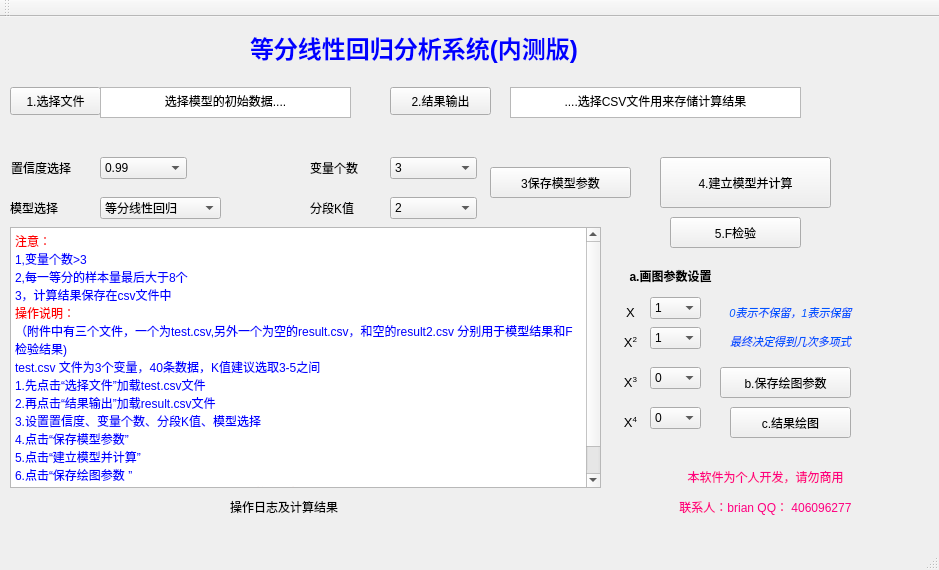
First picture: the form in mainwindow.ui, repository brainliu/DFLMmodels, before the edit.
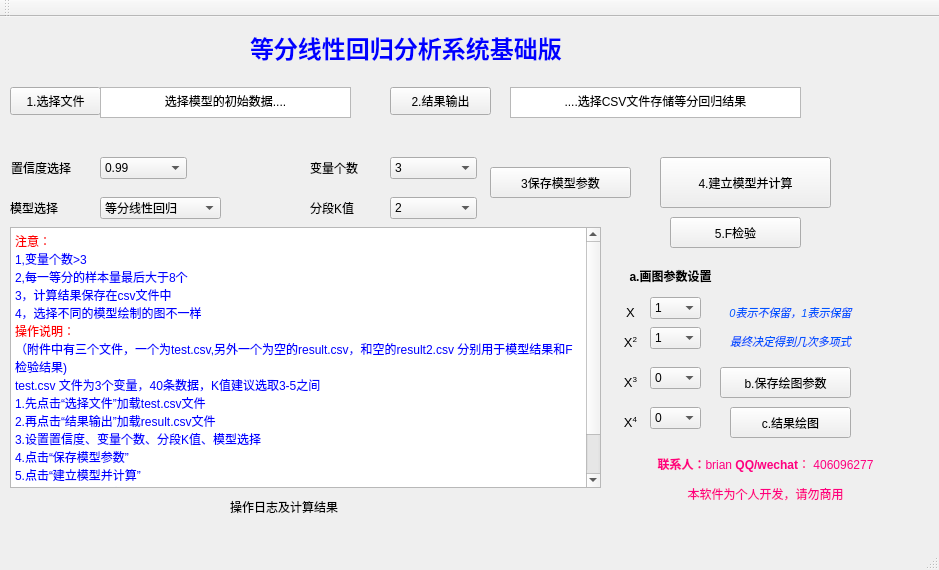
Second picture: the form after the edit.

Commit message: V2版本修改了，主文件为DEMODELS.py 增加了置信区间画图函数的选择以及F检验

What changed in the file:
```diff
--- a/mainwindow.ui
+++ b/mainwindow.ui
@@ -54,7 +54,7 @@
      </rect>
     </property>
     <property name="text">
-     <string>&lt;html&gt;&lt;head/&gt;&lt;body&gt;&lt;p&gt;&lt;span style=&quot; font-size:18pt; font-weight:600; color:#0000ff;&quot;&gt;等分线性回归分析系统(内测版)&lt;/span&gt;&lt;/p&gt;&lt;/body&gt;&lt;/html&gt;</string>
+     <string>&lt;html&gt;&lt;head/&gt;&lt;body&gt;&lt;p&gt;&lt;span style=&quot; font-size:18pt; font-weight:600; color:#0000ff;&quot;&gt;等分线性回归分析系统基础版&lt;/span&gt;&lt;/p&gt;&lt;/body&gt;&lt;/html&gt;</string>
     </property>
    </widget>
    <widget class="QPushButton" name="pushButton_2">
@@ -235,7 +235,7 @@
 &lt;html&gt;&lt;head&gt;&lt;meta name=&quot;qrichtext&quot; content=&quot;1&quot; /&gt;&lt;style type=&quot;text/css&quot;&gt;
 p, li { white-space: pre-wrap; }
 &lt;/style&gt;&lt;/head&gt;&lt;body style=&quot; font-family:'SimSun'; font-size:9pt; font-weight:400; font-style:normal;&quot;&gt;
-&lt;p align=&quot;center&quot; style=&quot; margin-top:0px; margin-bottom:0px; margin-left:0px; margin-right:0px; -qt-block-indent:0; text-indent:0px;&quot;&gt;....选择CSV文件用来存储计算结果&lt;/p&gt;&lt;/body&gt;&lt;/html&gt;</string>
+&lt;p align=&quot;center&quot; style=&quot; margin-top:0px; margin-bottom:0px; margin-left:0px; margin-right:0px; -qt-block-indent:0; text-indent:0px;&quot;&gt;....选择CSV文件存储等分回归结果&lt;/p&gt;&lt;/body&gt;&lt;/html&gt;</string>
     </property>
    </widget>
    <widget class="QLabel" name="label_4">
@@ -302,6 +302,7 @@
 &lt;p style=&quot; margin-top:0px; margin-bottom:0px; margin-left:0px; margin-right:0px; -qt-block-indent:0; text-indent:0px;&quot;&gt;&lt;span style=&quot; color:#0000ff;&quot;&gt;1,变量个数&amp;gt;3&lt;/span&gt;&lt;/p&gt;
 &lt;p style=&quot; margin-top:0px; margin-bottom:0px; margin-left:0px; margin-right:0px; -qt-block-indent:0; text-indent:0px;&quot;&gt;&lt;span style=&quot; color:#0000ff;&quot;&gt;2,每一等分的样本量最后大于8个&lt;/span&gt;&lt;/p&gt;
 &lt;p style=&quot; margin-top:0px; margin-bottom:0px; margin-left:0px; margin-right:0px; -qt-block-indent:0; text-indent:0px;&quot;&gt;&lt;span style=&quot; color:#0000ff;&quot;&gt;3，计算结果保存在csv文件中&lt;/span&gt;&lt;/p&gt;
+&lt;p style=&quot; margin-top:0px; margin-bottom:0px; margin-left:0px; margin-right:0px; -qt-block-indent:0; text-indent:0px;&quot;&gt;&lt;span style=&quot; color:#0000ff;&quot;&gt;4，选择不同的模型绘制的图不一样&lt;/span&gt;&lt;/p&gt;
 &lt;p style=&quot; margin-top:0px; margin-bottom:0px; margin-left:0px; margin-right:0px; -qt-block-indent:0; text-indent:0px;&quot;&gt;&lt;span style=&quot; color:#ff0000;&quot;&gt;操作说明：&lt;/span&gt;&lt;/p&gt;
 &lt;p style=&quot; margin-top:0px; margin-bottom:0px; margin-left:0px; margin-right:0px; -qt-block-indent:0; text-indent:0px;&quot;&gt;&lt;span style=&quot; color:#0000ff;&quot;&gt;（附件中有三个文件，一个为test.csv,另外一个为空的result.csv，和空的result2.csv 分别用于模型结果和F检验结果)&lt;/span&gt;&lt;/p&gt;
 &lt;p style=&quot; margin-top:0px; margin-bottom:0px; margin-left:0px; margin-right:0px; -qt-block-indent:0; text-indent:0px;&quot;&gt;&lt;span style=&quot; color:#0000ff;&quot;&gt;test.csv 文件为3个变量，40条数据，K值建议选取3-5之间&lt;/span&gt;&lt;/p&gt;
@@ -418,14 +419,20 @@
    <widget class="QLabel" name="label_7">
     <property name="geometry">
      <rect>
-      <x>640</x>
+      <x>620</x>
       <y>430</y>
-      <width>251</width>
+      <width>291</width>
       <height>91</height>
      </rect>
     </property>
     <property name="text">
-     <string>&lt;html&gt;&lt;head/&gt;&lt;body&gt;&lt;p align=&quot;center&quot;&gt;&lt;span style=&quot; color:#ff007f;&quot;&gt;本软件为个人开发，请勿商用&lt;/span&gt;&lt;/p&gt;&lt;p align=&quot;center&quot;&gt;&lt;span style=&quot; color:#ff007f;&quot;&gt;联系人：brian QQ： 406096277&lt;/span&gt;&lt;/p&gt;&lt;/body&gt;&lt;/html&gt;</string>
+     <string>&lt;!DOCTYPE HTML PUBLIC &quot;-//W3C//DTD HTML 4.0//EN&quot; &quot;http://www.w3.org/TR/REC-html40/strict.dtd&quot;&gt;
+&lt;html&gt;&lt;head&gt;&lt;meta name=&quot;qrichtext&quot; content=&quot;1&quot; /&gt;&lt;style type=&quot;text/css&quot;&gt;
+p, li { white-space: pre-wrap; }
+&lt;/style&gt;&lt;/head&gt;&lt;body style=&quot; font-family:'SimSun'; font-size:9pt; font-weight:400; font-style:normal;&quot;&gt;
+&lt;p align=&quot;center&quot; style=&quot; margin-top:0px; margin-bottom:0px; margin-left:0px; margin-right:0px; -qt-block-indent:0; text-indent:0px;&quot;&gt;&lt;span style=&quot; font-weight:600; color:#ff007f;&quot;&gt;联系人：&lt;/span&gt;&lt;span style=&quot; color:#ff007f;&quot;&gt;brian &lt;/span&gt;&lt;span style=&quot; font-weight:600; color:#ff007f;&quot;&gt;QQ/wechat&lt;/span&gt;&lt;span style=&quot; color:#ff007f;&quot;&gt;： 406096277&lt;/span&gt;&lt;/p&gt;
+&lt;p align=&quot;center&quot; style=&quot; margin-top:12px; margin-bottom:12px; margin-left:0px; margin-right:0px; -qt-block-indent:0; text-indent:0px;&quot;&gt;&lt;span style=&quot; color:#ff007f;&quot;&gt;本软件为个人开发，请勿商用&lt;/span&gt;&lt;/p&gt;
+&lt;p align=&quot;center&quot; style=&quot;-qt-paragraph-type:empty; margin-top:12px; margin-bottom:12px; margin-left:0px; margin-right:0px; -qt-block-indent:0; text-indent:0px;&quot;&gt;&lt;br /&gt;&lt;/p&gt;&lt;/body&gt;&lt;/html&gt;</string>
     </property>
    </widget>
    <widget class="QPushButton" name="pushButton_5">
```
Left out of the diff: 2 changed lines with no effect on the pictures. The commit also changes 4 other files.
